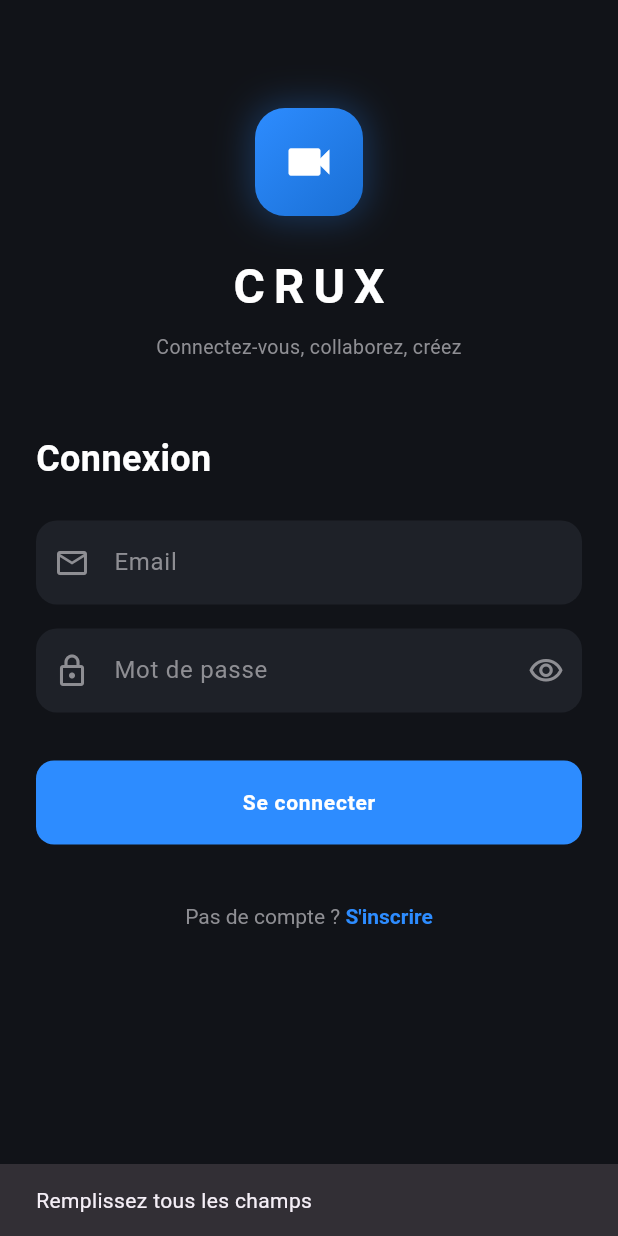
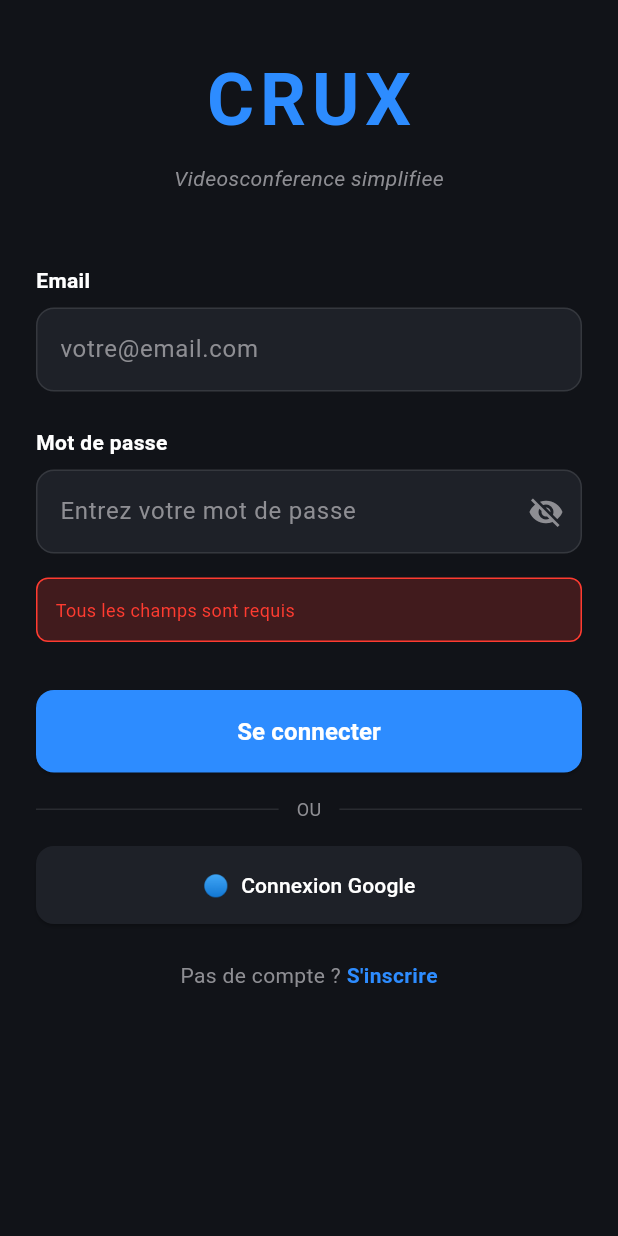
Before and after one commit to MESCHAC-creator/CRUX, a Flutter app: the screen it shows after launch, after a tap on "Se connecter", on a phone screen of 412 x 824 dp. Run offline on Flutter 3.47's test engine with Material 3 defaults, Android fonts, the phone set to English and light mode, and no system bars; our stand-ins replace cloud_firestore, firebase_auth, firebase_core, google_sign_in, permission_handler, shared_preferences and 2 more; accounts and stored records are empty.

Commit message:
Refactor login screen and add Google sign-in
Refactor login logic and UI components for improved readability and functionality. Added Google sign-in support and enhanced error handling.

```diff
--- a/lib/screens/login_screen.dart
+++ b/lib/screens/login_screen.dart
@@ -1,10 +1,9 @@
 import 'package:flutter/material.dart';
+import 'package:google_sign_in/google_sign_in.dart';
 import '../utils/colors.dart';
-import '../utils/constants.dart';
-import '../widgets/custom_button.dart';
-import '../widgets/custom_textfield.dart';
 import '../services/auth_service.dart';
-import 'home_screen.dart';
+import '../models/user_model.dart';
+import 'home_screen_daily.dart';
 import 'register_screen.dart';
 
 class LoginScreen extends StatefulWidget {
@@ -15,39 +14,86 @@ class LoginScreen extends StatefulWidget {
 }
 
 class _LoginScreenState extends State<LoginScreen> {
-  final TextEditingController _emailController = TextEditingController();
-  final TextEditingController _passwordController = TextEditingController();
-  final AuthService _authService = AuthService();
+  final TextEditingController _emailController =
+      TextEditingController();
+  final TextEditingController _passwordController =
+      TextEditingController();
   bool _isLoading = false;
+  bool _isPasswordVisible = false;
+  String? _errorMessage;
 
-  void _login() async {
+  Future<void> _login() async {
     if (_emailController.text.trim().isEmpty ||
-        _passwordController.text.trim().isEmpty) {
-      ScaffoldMessenger.of(context).showSnackBar(
-        const SnackBar(content: Text('Remplissez tous les champs')),
-      );
+        _passwordController.text.isEmpty) {
+      setState(() => _errorMessage = 'Tous les champs sont requis');
       return;
     }
-    setState(() => _isLoading = true);
-    final user = await _authService.login(
+
+    setState(() {
+      _isLoading = true;
+      _errorMessage = null;
+    });
+
+    try {
+      final user = await AuthService.loginWithEmail(
         _emailController.text.trim(),
-      _passwordController.text.trim(),
+        _passwordController.text,
       );
-    setState(() => _isLoading = false);
-    if (user != null && mounted) {
+
+      if (user != null) {
+        if (mounted) {
           Navigator.pushReplacement(
             context,
-        MaterialPageRoute(builder: (_) => HomeScreen(user: user)),
-      );
-    } else if (mounted) {
-      ScaffoldMessenger.of(context).showSnackBar(
-        SnackBar(
-          content: Text(
-              _authService.lastError ?? 'Email ou mot de passe incorrect'),
-          backgroundColor: AppColors.danger,
-        ),
+            MaterialPageRoute(
+                builder: (_) => HomeScreenDaily(user: user)),
           );
         }
+      }
+    } catch (e) {
+      setState(() => _errorMessage = e.toString());
+    } finally {
+      setState(() => _isLoading = false);
+    }
+  }
+
+  Future<void> _loginWithGoogle() async {
+    setState(() {
+      _isLoading = true;
+      _errorMessage = null;
+    });
+
+    try {
+      final googleSignIn = GoogleSignIn();
+      final googleUser = await googleSignIn.signIn();
+
+      if (googleUser == null) {
+        setState(() => _isLoading = false);
+        return;
+      }
+
+      final user = await AuthService.loginWithGoogle(googleUser);
+
+      if (user != null) {
+        if (mounted) {
+          Navigator.pushReplacement(
+            context,
+            MaterialPageRoute(
+                builder: (_) => HomeScreenDaily(user: user)),
+          );
+        }
+      }
+    } catch (e) {
+      setState(() => _errorMessage = e.toString());
+    } finally {
+      setState(() => _isLoading = false);
+    }
+  }
+
+  @override
+  void dispose() {
+    _emailController.dispose();
+    _passwordController.dispose();
+    super.dispose();
   }
 
   @override
@@ -55,115 +101,262 @@ class _LoginScreenState extends State<LoginScreen> {
     return Scaffold(
       backgroundColor: AppColors.background,
       body: SafeArea(
-        child: SingleChildScrollView(
-          padding: const EdgeInsets.all(24),
+        child: ListView(
+          padding: const EdgeInsets.symmetric(
+              horizontal: 24, vertical: 32),
+          children: [
+            // Logo/Title
+            Center(
               child: Column(
-            crossAxisAlignment: CrossAxisAlignment.start,
                 children: [
-              const SizedBox(height: 48),
-              Center(
-                child: Container(
-                  width: 72,
-                  height: 72,
-                  decoration: BoxDecoration(
-                    gradient: const LinearGradient(
-                      colors: [AppColors.primary, AppColors.primaryDark],
-                      begin: Alignment.topLeft,
-                      end: Alignment.bottomRight,
-                    ),
-                    borderRadius: BorderRadius.circular(20),
-                    boxShadow: [
-                      BoxShadow(
-                        color: AppColors.primary.withOpacity(0.3),
-                        blurRadius: 20,
-                        spreadRadius: 2,
-                      ),
-                    ],
-                  ),
-                  child: const Icon(
-                    Icons.videocam,
-                    color: Colors.white,
-                    size: 36,
-                  ),
-                ),
-              ),
-              const SizedBox(height: 24),
-              const Center(
-                child: Text(
+                  Text(
                     'CRUX',
                     style: TextStyle(
-                    color: AppColors.white,
-                    fontSize: 32,
+                      color: AppColors.primary,
+                      fontSize: 48,
                       fontWeight: FontWeight.bold,
-                    letterSpacing: 6,
-                  ),
+                      letterSpacing: 4,
                     ),
                   ),
                   const SizedBox(height: 8),
-              const Center(
-                child: Text(
-                  AppConstants.tagline,
-                  style: TextStyle(color: AppColors.grey, fontSize: 13),
-                  textAlign: TextAlign.center,
-                ),
-              ),
-              const SizedBox(height: 48),
                   const Text(
-                'Connexion',
+                    'Videosconference simplifiee',
                     style: TextStyle(
-                  color: AppColors.white,
-                  fontSize: 24,
-                  fontWeight: FontWeight.bold,
-                ),
-              ),
-              const SizedBox(height: 24),
-              CustomTextField(
-                hint: AppConstants.emailHint,
-                controller: _emailController,
-                icon: Icons.email_outlined,
-              ),
-              const SizedBox(height: 16),
-              CustomTextField(
-                hint: AppConstants.passwordHint,
-                controller: _passwordController,
-                icon: Icons.lock_outlined,
-                isPassword: true,
-              ),
-              const SizedBox(height: 32),
-              CustomButton(
-                text: AppConstants.loginButton,
-                onPressed: _login,
-                isLoading: _isLoading,
-              ),
-              const SizedBox(height: 24),
-              Center(
-                child: TextButton(
-                  onPressed: () {
-                    Navigator.push(
-                      context,
-                      MaterialPageRoute(
-                          builder: (_) => const RegisterScreen()),
-                    );
-                  },
-                  child: RichText(
-                    text: const TextSpan(
-                      text: 'Pas de compte ? ',
-                      style: TextStyle(color: AppColors.grey),
-                      children: [
-                        TextSpan(
-                          text: 'S\'inscrire',
-                          style: TextStyle(
-                            color: AppColors.primary,
-                            fontWeight: FontWeight.bold,
+                      color: AppColors.grey,
+                      fontSize: 14,
+                      fontStyle: FontStyle.italic,
                     ),
                   ),
                 ],
               ),
             ),
+            const SizedBox(height: 48),
+
+            // Email Field
+            const Text(
+              'Email',
+              style: TextStyle(
+                color: Colors.white,
+                fontWeight: FontWeight.w600,
+                fontSize: 14,
+              ),
+            ),
+            const SizedBox(height: 8),
+            TextField(
+              controller: _emailController,
+              keyboardType: TextInputType.emailAddress,
+              style: const TextStyle(color: Colors.white),
+              decoration: InputDecoration(
+                hintText: 'votre@email.com',
+                hintStyle: const TextStyle(color: AppColors.grey),
+                filled: true,
+                fillColor: AppColors.surface,
+                border: OutlineInputBorder(
+                  borderRadius: BorderRadius.circular(12),
+                  borderSide: const BorderSide(
+                      color: Colors.white10, width: 1),
+                ),
+                enabledBorder: OutlineInputBorder(
+                  borderRadius: BorderRadius.circular(12),
+                  borderSide: const BorderSide(
+                      color: Colors.white10, width: 1),
+                ),
+                focusedBorder: OutlineInputBorder(
+                  borderRadius: BorderRadius.circular(12),
+                  borderSide: const BorderSide(
+                      color: AppColors.primary, width: 2),
+                ),
+              ),
+            ),
+            const SizedBox(height: 24),
+
+            // Password Field
+            const Text(
+              'Mot de passe',
+              style: TextStyle(
+                color: Colors.white,
+                fontWeight: FontWeight.w600,
+                fontSize: 14,
+              ),
+            ),
+            const SizedBox(height: 8),
+            TextField(
+              controller: _passwordController,
+              obscureText: !_isPasswordVisible,
+              style: const TextStyle(color: Colors.white),
+              decoration: InputDecoration(
+                hintText: 'Entrez votre mot de passe',
+                hintStyle: const TextStyle(color: AppColors.grey),
+                filled: true,
+                fillColor: AppColors.surface,
+                suffixIcon: IconButton(
+                  icon: Icon(
+                    _isPasswordVisible
+                        ? Icons.visibility
+                        : Icons.visibility_off,
+                    color: AppColors.grey,
+                  ),
+                  onPressed: () {
+                    setState(() => _isPasswordVisible =
+                        !_isPasswordVisible);
+                  },
+                ),
+                border: OutlineInputBorder(
+                  borderRadius: BorderRadius.circular(12),
+                  borderSide: const BorderSide(
+                      color: Colors.white10, width: 1),
+                ),
+                enabledBorder: OutlineInputBorder(
+                  borderRadius: BorderRadius.circular(12),
+                  borderSide: const BorderSide(
+                      color: Colors.white10, width: 1),
+                ),
+                focusedBorder: OutlineInputBorder(
+                  borderRadius: BorderRadius.circular(12),
+                  borderSide: const BorderSide(
+                      color: AppColors.primary, width: 2),
+                ),
+              ),
+            ),
+
+            // Error Message
+            if (_errorMessage != null) ...[
+              const SizedBox(height: 16),
+              Container(
+                padding: const EdgeInsets.all(12),
+                decoration: BoxDecoration(
+                  color: AppColors.danger.withOpacity(0.2),
+                  borderRadius: BorderRadius.circular(8),
+                  border: Border.all(
+                      color: AppColors.danger, width: 1),
+                ),
+                child: Text(
+                  _errorMessage!,
+                  style: const TextStyle(
+                    color: AppColors.danger,
+                    fontSize: 12,
+                  ),
+                ),
+              ),
+            ],
+
+            const SizedBox(height: 32),
+
+            // Login Button
+            ElevatedButton(
+              onPressed: _isLoading ? null : _login,
+              style: ElevatedButton.styleFrom(
+                backgroundColor: AppColors.primary,
+                disabledBackgroundColor:
+                    AppColors.primary.withOpacity(0.5),
+                padding: const EdgeInsets.symmetric(
+                    vertical: 16),
+                shape: RoundedRectangleBorder(
+                  borderRadius: BorderRadius.circular(12),
+                ),
+              ),
+              child: _isLoading
+                  ? const SizedBox(
+                      height: 20,
+                      width: 20,
+                      child: CircularProgressIndicator(
+                        color: Colors.white,
+                        strokeWidth: 2,
+                      ),
+                    )
+                  : const Text(
+                      'Se connecter',
+                      style: TextStyle(
+                        color: Colors.white,
+                        fontWeight: FontWeight.bold,
+                        fontSize: 16,
+                      ),
+                    ),
+            ),
+
+            const SizedBox(height: 16),
+
+            // Divider
+            Row(
+              children: [
+                Expanded(
+                  child: Container(
+                    height: 1,
+                    color: Colors.white10,
+                  ),
+                ),
+                const Padding(
+                  padding: EdgeInsets.symmetric(horizontal: 12),
+                  child: Text(
+                    'OU',
+                    style: TextStyle(
+                      color: AppColors.grey,
+                      fontSize: 12,
+                    ),
+                  ),
+                ),
+                Expanded(
+                  child: Container(
+                    height: 1,
+                    color: Colors.white10,
                   ),
                 ),
               ],
             ),
+
+            const SizedBox(height: 16),
+
+            // Google Sign In
+            ElevatedButton.icon(
+              onPressed:
+                  _isLoading ? null : _loginWithGoogle,
+              icon: const Text('🔵'),
+              label: const Text('Connexion Google'),
+              style: ElevatedButton.styleFrom(
+                backgroundColor: AppColors.surface,
+                foregroundColor: Colors.white,
+                disabledBackgroundColor:
+                    AppColors.surface.withOpacity(0.5),
+                padding: const EdgeInsets.symmetric(
+                    vertical: 16),
+                shape: RoundedRectangleBorder(
+                  borderRadius: BorderRadius.circular(12),
+                ),
+              ),
+            ),
+
+            const SizedBox(height: 24),
+
+            // Register Link
+            Row(
+              mainAxisAlignment: MainAxisAlignment.center,
+              children: [
+                const Text(
+                  'Pas de compte ? ',
+                  style: TextStyle(
+                    color: AppColors.grey,
+                    fontSize: 14,
+                  ),
+                ),
+                GestureDetector(
+                  onTap: () => Navigator.push(
+                    context,
+                    MaterialPageRoute(
+                        builder: (_) =>
+                            const RegisterScreen()),
+                  ),
+                  child: const Text(
+                    'S\'inscrire',
+                    style: TextStyle(
+                      color: AppColors.primary,
+                      fontSize: 14,
+                      fontWeight: FontWeight.bold,
+                    ),
+                  ),
+                ),
+              ],
+            ),
+          ],
         ),
       ),
     );
```
Lines whose indentation alone changed are shown as unchanged.
